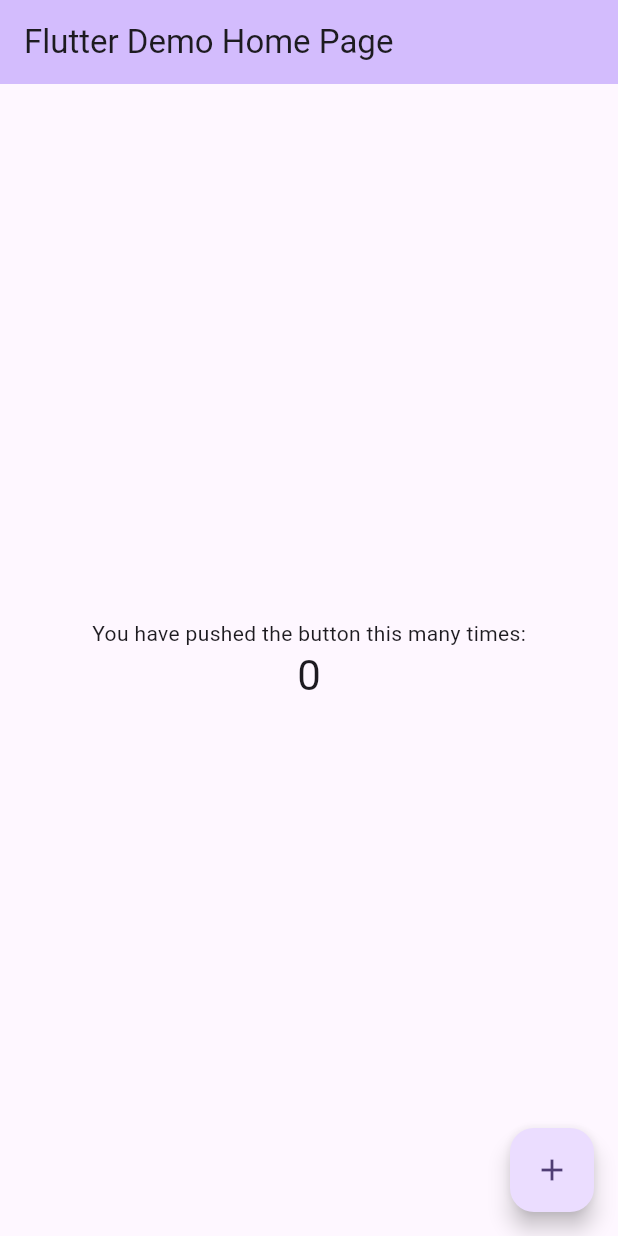
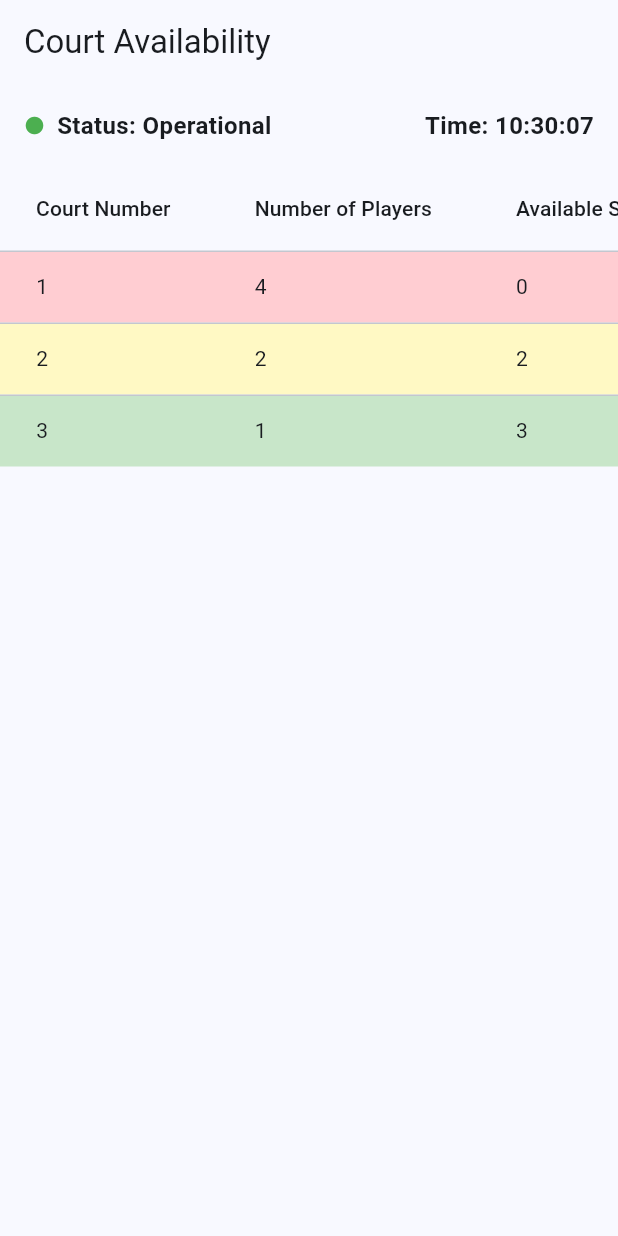
Before and after one commit to manitniwas/picklemonitor, a Flutter app: the screen it shows after launch, on a phone screen of 412 x 824 dp. Run offline on Flutter 3.47's test engine with Material 3 defaults, Android fonts, the phone set to English and light mode, and no system bars.

Commit message:
simple table display with mock data

```diff
--- a/picklemonitor/lib/main.dart
+++ b/picklemonitor/lib/main.dart
@@ -1,4 +1,5 @@
 import 'package:flutter/material.dart';
+import 'dart:async';
 
 void main() {
   runApp(const MyApp());
@@ -7,46 +8,21 @@
 class MyApp extends StatelessWidget {
   const MyApp({super.key});
 
-  // This widget is the root of your application.
   @override
   Widget build(BuildContext context) {
     return MaterialApp(
-      title: 'Flutter Demo',
+      title: 'Court Availability',
       theme: ThemeData(
-        // This is the theme of your application.
-        //
-        // TRY THIS: Try running your application with "flutter run". You'll see
-        // the application has a purple toolbar. Then, without quitting the app,
-        // try changing the seedColor in the colorScheme below to Colors.green
-        // and then invoke "hot reload" (save your changes or press the "hot
-        // reload" button in a Flutter-supported IDE, or press "r" if you used
-        // the command line to start the app).
-        //
-        // Notice that the counter didn't reset back to zero; the application
-        // state is not lost during the reload. To reset the state, use hot
-        // restart instead.
-        //
-        // This works for code too, not just values: Most code changes can be
-        // tested with just a hot reload.
-        colorScheme: ColorScheme.fromSeed(seedColor: Colors.deepPurple),
+        colorScheme: ColorScheme.fromSeed(seedColor: Colors.blue),
         useMaterial3: true,
       ),
-      home: const MyHomePage(title: 'Flutter Demo Home Page'),
+      home: const MyHomePage(title: 'Court Availability'),
     );
   }
 }
 
 class MyHomePage extends StatefulWidget {
   const MyHomePage({super.key, required this.title});
-
-  // This widget is the home page of your application. It is stateful, meaning
-  // that it has a State object (defined below) that contains fields that affect
-  // how it looks.
-
-  // This class is the configuration for the state. It holds the values (in this
-  // case the title) provided by the parent (in this case the App widget) and
-  // used by the build method of the State. Fields in a Widget subclass are
-  // always marked "final".
 
   final String title;
 
@@ -55,71 +31,129 @@
 }
 
 class _MyHomePageState extends State<MyHomePage> {
-  int _counter = 0;
+  late Timer _timer;
+  String _currentTime = '';
 
-  void _incrementCounter() {
+  @override
+  void initState() {
+    super.initState();
+    _updateTime(); // Initial update of the time
+    _timer = Timer.periodic(const Duration(seconds: 1), (timer) {
+      _updateTime();
+    });
+  }
+
+  void _updateTime() {
     setState(() {
-      // This call to setState tells the Flutter framework that something has
-      // changed in this State, which causes it to rerun the build method below
-      // so that the display can reflect the updated values. If we changed
-      // _counter without calling setState(), then the build method would not be
-      // called again, and so nothing would appear to happen.
-      _counter++;
+      _currentTime = _getCurrentTime();
     });
+  }
+
+  String _getCurrentTime() {
+    final now = DateTime.now();
+    return "${now.hour.toString().padLeft(2, '0')}:"
+        "${now.minute.toString().padLeft(2, '0')}:"
+        "${now.second.toString().padLeft(2, '0')}";
+  }
+
+  @override
+  void dispose() {
+    _timer.cancel();
+    super.dispose();
   }
 
   @override
   Widget build(BuildContext context) {
-    // This method is rerun every time setState is called, for instance as done
-    // by the _incrementCounter method above.
-    //
-    // The Flutter framework has been optimized to make rerunning build methods
-    // fast, so that you can just rebuild anything that needs updating rather
-    // than having to individually change instances of widgets.
+    // Dummy data for the table
+    final List<Map<String, dynamic>> tableData = [
+      {
+        "courtNumber": 1,
+        "numPlayers": 4,
+        "availableSpots": 0,
+        "timeOnCourt": "2:00 PM",
+      },
+      {
+        "courtNumber": 2,
+        "numPlayers": 2,
+        "availableSpots": 2,
+        "timeOnCourt": "3:00 PM",
+      },
+      {
+        "courtNumber": 3,
+        "numPlayers": 1,
+        "availableSpots": 3,
+        "timeOnCourt": "4:00 PM",
+      },
+    ];
+
+    // Function to determine the row color
+    Color getRowColor(int availableSpots) {
+      if (availableSpots == 0) {
+        return Colors.red.shade100;
+      } else if (availableSpots <= 2) {
+        return Colors.yellow.shade100;
+      } else {
+        return Colors.green.shade100;
+      }
+    }
+
     return Scaffold(
       appBar: AppBar(
-        // TRY THIS: Try changing the color here to a specific color (to
-        // Colors.amber, perhaps?) and trigger a hot reload to see the AppBar
-        // change color while the other colors stay the same.
-        backgroundColor: Theme.of(context).colorScheme.inversePrimary,
-        // Here we take the value from the MyHomePage object that was created by
-        // the App.build method, and use it to set our appbar title.
         title: Text(widget.title),
       ),
-      body: Center(
-        // Center is a layout widget. It takes a single child and positions it
-        // in the middle of the parent.
-        child: Column(
-          // Column is also a layout widget. It takes a list of children and
-          // arranges them vertically. By default, it sizes itself to fit its
-          // children horizontally, and tries to be as tall as its parent.
-          //
-          // Column has various properties to control how it sizes itself and
-          // how it positions its children. Here we use mainAxisAlignment to
-          // center the children vertically; the main axis here is the vertical
-          // axis because Columns are vertical (the cross axis would be
-          // horizontal).
-          //
-          // TRY THIS: Invoke "debug painting" (choose the "Toggle Debug Paint"
-          // action in the IDE, or press "p" in the console), to see the
-          // wireframe for each widget.
-          mainAxisAlignment: MainAxisAlignment.center,
-          children: <Widget>[
-            const Text(
-              'You have pushed the button this many times:',
+      body: Column(
+        children: [
+          Padding(
+            padding: const EdgeInsets.all(16.0),
+            child: Row(
+              mainAxisAlignment: MainAxisAlignment.spaceBetween,
+              children: [
+                Row(
+                  children: [
+                    Icon(Icons.circle, color: Colors.green, size: 14),
+                    const SizedBox(width: 8),
+                    const Text(
+                      "Status: Operational",
+                      style: TextStyle(fontSize: 16, fontWeight: FontWeight.bold),
+                    ),
+                  ],
+                ),
+                Text(
+                  "Time: $_currentTime",
+                  style: const TextStyle(fontSize: 16, fontWeight: FontWeight.bold),
+                ),
+              ],
             ),
-            Text(
-              '$_counter',
-              style: Theme.of(context).textTheme.headlineMedium,
+          ),
+          Expanded(
+            child: SingleChildScrollView(
+              scrollDirection: Axis.horizontal,
+              child: DataTable(
+                columns: const [
+                  DataColumn(label: Text('Court Number')),
+                  DataColumn(label: Text('Number of Players')),
+                  DataColumn(label: Text('Available Spots')),
+                  DataColumn(label: Text('Time on Court')),
+                ],
+                rows: tableData.map((row) {
+                  return DataRow(
+                    color: MaterialStateProperty.resolveWith<Color?>(
+                        (Set<MaterialState> states) {
+                      return getRowColor(row['availableSpots']);
+                    }),
+                    cells: [
+                      DataCell(Text(row['courtNumber'].toString())),
+                      DataCell(Text(row['numPlayers'].toString())),
+                      DataCell(Text(row['availableSpots'].toString())),
+                      DataCell(Text(row['timeOnCourt'])),
+                    ],
+                  );
+                }).toList(),
+              ),
             ),
-          ],
-        ),
+          ),
+        ],
       ),
-      floatingActionButton: FloatingActionButton(
-        onPressed: _incrementCounter,
-        tooltip: 'Increment',
-        child: const Icon(Icons.add),
-      ), // This trailing comma makes auto-formatting nicer for build methods.
     );
   }
 }
```
